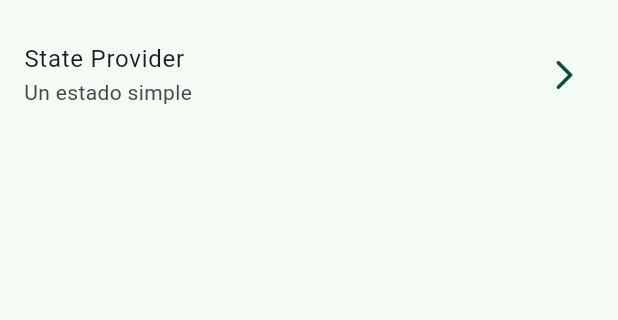
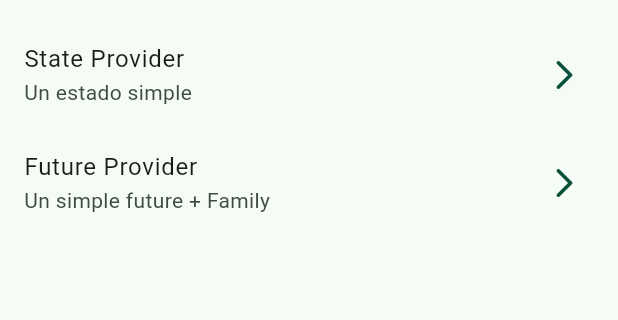
Before and after one commit to alvag/river_app_flutter, a Flutter app: the screen it shows after launch, on a phone screen of 412 x 824 dp, the part 63-383 px from its top. Run offline on Flutter 3.47's test engine with Material 2 defaults, Android fonts, the phone set to English and light mode, and no system bars; our stand-ins replace dio, flutter_riverpod, go_router, google_fonts; missing offline and left inert: random_name_generator.

Commit message:
Riverpod - Future Provider

```diff
--- a/lib/config/config.dart
+++ b/lib/config/config.dart
@@ -1,3 +1,4 @@
 export 'theme/app_theme.dart';
 export 'router/app_router.dart';
 export 'helpers/random_generator.dart';
+export 'helpers/pokemon_service.dart';
--- a/lib/config/router/app_router.dart
+++ b/lib/config/router/app_router.dart
@@ -10,6 +10,10 @@ final appRouter = GoRouter(
     GoRoute(
       path: '/state-provider',
       builder: (context, state) => const StateProviderScreen(),
-    )
+    ),
+    GoRoute(
+      path: '/future-provider',
+      builder: (context, state) => const PokemonScreen(),
+    ),
   ],
 );
--- /dev/null
+++ b/lib/presentation/provider/pokemon_provider.dart
@@ -0,0 +1,5 @@
+import 'package:flutter_riverpod/flutter_riverpod.dart';
+
+final pokemonProvider = FutureProvider<String>((ref) async {
+  return 'Ditto';
+});
--- a/lib/presentation/provider/providers.dart
+++ b/lib/presentation/provider/providers.dart
@@ -1 +1,2 @@
 export 'random_name_provider.dart';
+export 'pokemon_provider.dart';
--- a/lib/presentation/screens/home/home_screen.dart
+++ b/lib/presentation/screens/home/home_screen.dart
@@ -27,6 +27,11 @@ class _HomeScreenView extends StatelessWidget {
           title: 'State Provider',
           subtitle: 'Un estado simple',
           location: '/state-provider',
+        ),
+        _CustomListTile(
+          title: 'Future Provider',
+          subtitle: 'Un simple future + Family',
+          location: '/future-provider',
         )
       ],
     );
--- a/lib/presentation/screens/screens.dart
+++ b/lib/presentation/screens/screens.dart
@@ -1,2 +1,3 @@
 export 'home/home_screen.dart';
 export 'state_provider/state_provider_screen.dart';
+export 'future_provider/pokemon_screen.dart';
--- a/pubspec.yaml
+++ b/pubspec.yaml
@@ -7,6 +7,7 @@ environment:
   sdk: '>=3.0.2 <4.0.0'
 
 dependencies:
+  dio: ^5.2.1+1
   flutter:
     sdk: flutter
   flutter_riverpod: ^2.3.6
```
Also changed, not shown: lib/config/helpers/pokemon_service.dart (added, +16 -0 lines), lib/presentation/screens/future_provider/pokemon_screen.dart (added, +18 -0 lines), pubspec.lock.
